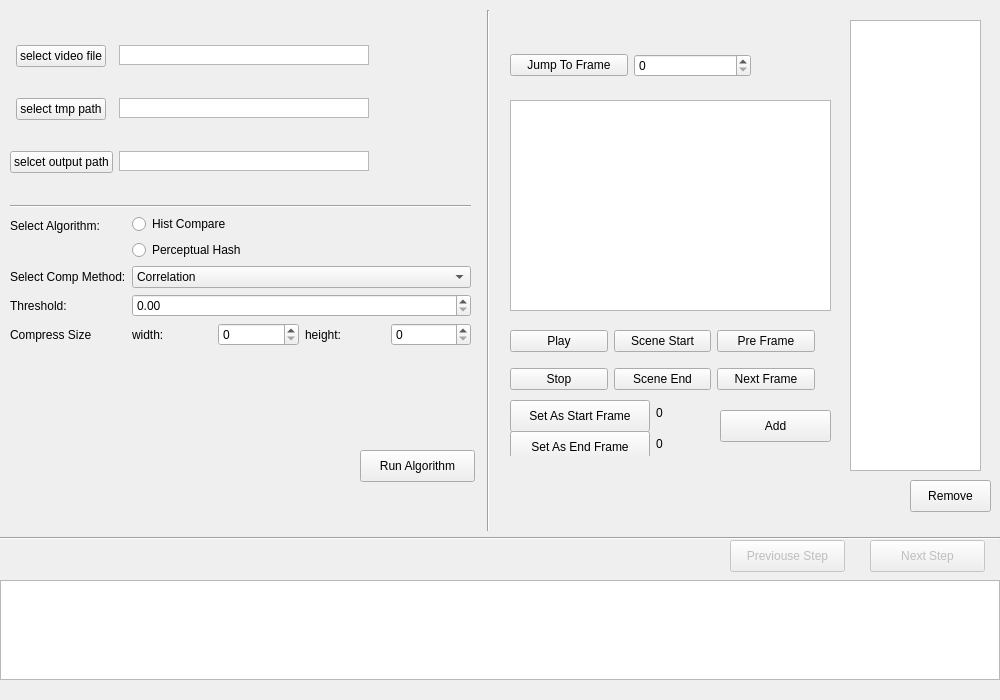
Above: mainwindow.ui from wjkcow/VideoDT before the change. Below: the same form after it.
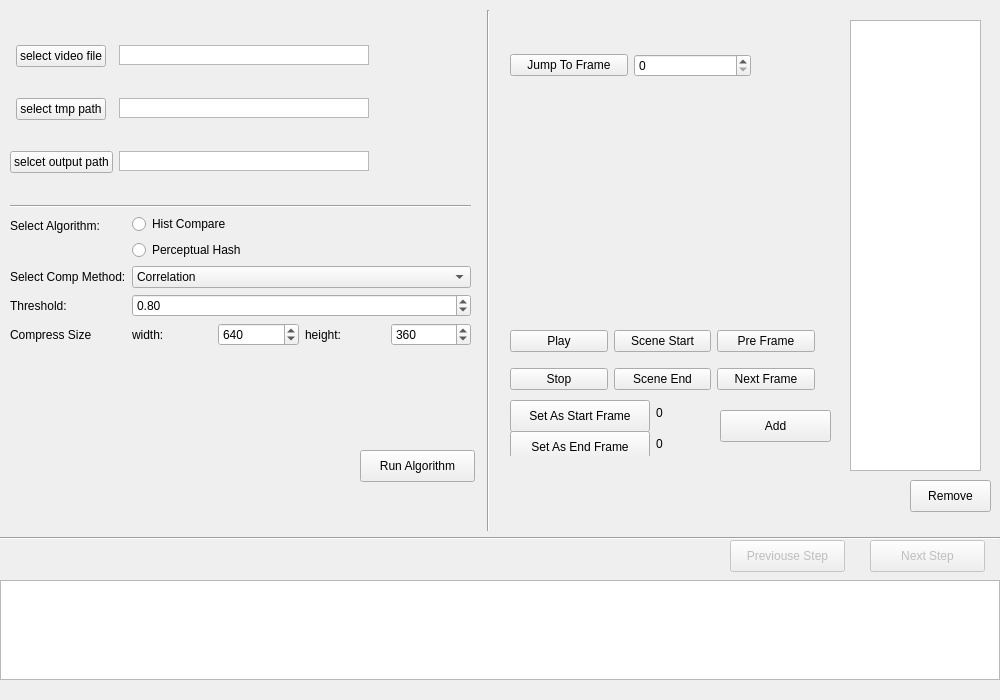
That is the form after the change.

Patch:
```diff
--- a/mainwindow.ui
+++ b/mainwindow.ui
@@ -414,6 +414,9 @@
              <property name="maximum">
               <number>1280</number>
              </property>
+             <property name="value">
+              <number>640</number>
+             </property>
             </widget>
            </item>
            <item>
@@ -428,6 +431,9 @@
              <property name="maximum">
               <number>960</number>
              </property>
+             <property name="value">
+              <number>360</number>
+             </property>
             </widget>
            </item>
           </layout>
@@ -440,7 +446,11 @@
           </widget>
          </item>
          <item row="3" column="1">
-          <widget class="QDoubleSpinBox" name="methodThreshold"/>
+          <widget class="QDoubleSpinBox" name="methodThreshold">
+           <property name="value">
+            <double>0.800000000000000</double>
+           </property>
+          </widget>
          </item>
         </layout>
        </item>
@@ -482,16 +492,6 @@
        <string>Remove</string>
       </property>
      </widget>
-     <widget class="QGraphicsView" name="graphicsView">
-      <property name="geometry">
-       <rect>
-        <x>510</x>
-        <y>100</y>
-        <width>321</width>
-        <height>211</height>
-       </rect>
-      </property>
-     </widget>
      <widget class="QWidget" name="horizontalLayoutWidget">
       <property name="geometry">
        <rect>
@@ -649,6 +649,16 @@
        </item>
       </layout>
      </widget>
+     <widget class="QWidget" name="videoUI" native="true">
+      <property name="geometry">
+       <rect>
+        <x>510</x>
+        <y>120</y>
+        <width>320</width>
+        <height>180</height>
+       </rect>
+      </property>
+     </widget>
     </widget>
     <widget class="QWidget" name="result">
      <widget class="QListView" name="listView_2">
```
Left out of the diff: 28 changed lines with no effect on the pictures.
